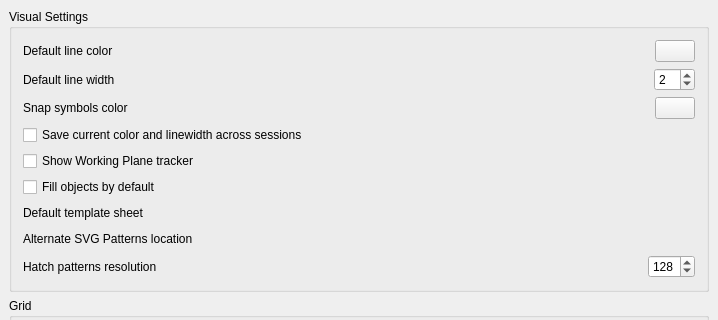
Old version of the form src/Mod/Draft/Resources/ui/userprefs-visual.ui in the repository berndhahnebach/All_FreeCAD; both pictures show x 0 to 718 and y 0 to 320 of the 718 by 808 pixel window.
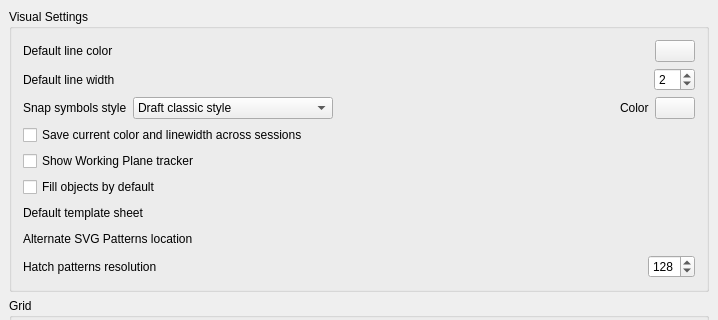
New version of the form. Custom widgets are drawn as their Qt base class.

Commit message: Draft: Added a new bitsnpieces snap style

Patch:
```diff
--- a/src/Mod/Draft/Resources/ui/userprefs-visual.ui
+++ b/src/Mod/Draft/Resources/ui/userprefs-visual.ui
@@ -115,10 +115,36 @@
         <item>
          <widget class="QLabel" name="label_4">
           <property name="text">
-           <string>Snap symbols color</string>
+           <string>Snap symbols style</string>
           </property>
          </widget>
         </item>
+        <item>
+         <widget class="Gui::PrefComboBox" name="gui::prefcombobox_2">
+          <property name="minimumSize">
+           <size>
+            <width>200</width>
+            <height>0</height>
+           </size>
+          </property>
+          <property name="prefEntry" stdset="0">
+           <cstring>snapStyle</cstring>
+          </property>
+          <property name="prefPath" stdset="0">
+           <cstring>Mod/Draft</cstring>
+          </property>
+          <item>
+           <property name="text">
+            <string>Draft classic style</string>
+           </property>
+          </item>
+          <item>
+           <property name="text">
+            <string>Bitsnpieces style</string>
+           </property>
+          </item>
+         </widget>
+        </item>
         <item>
          <spacer name="horizontalSpacer_4">
           <property name="orientation">
@@ -132,6 +158,13 @@
           </property>
          </spacer>
         </item>
+        <item>
+         <widget class="QLabel" name="label_8">
+          <property name="text">
+           <string>Color</string>
+          </property>
+         </widget>
+        </item>
         <item>
          <widget class="Gui::PrefColorButton" name="gui::prefcolorbutton_2">
           <property name="toolTip">
```
The commit also changes 4 other files.
